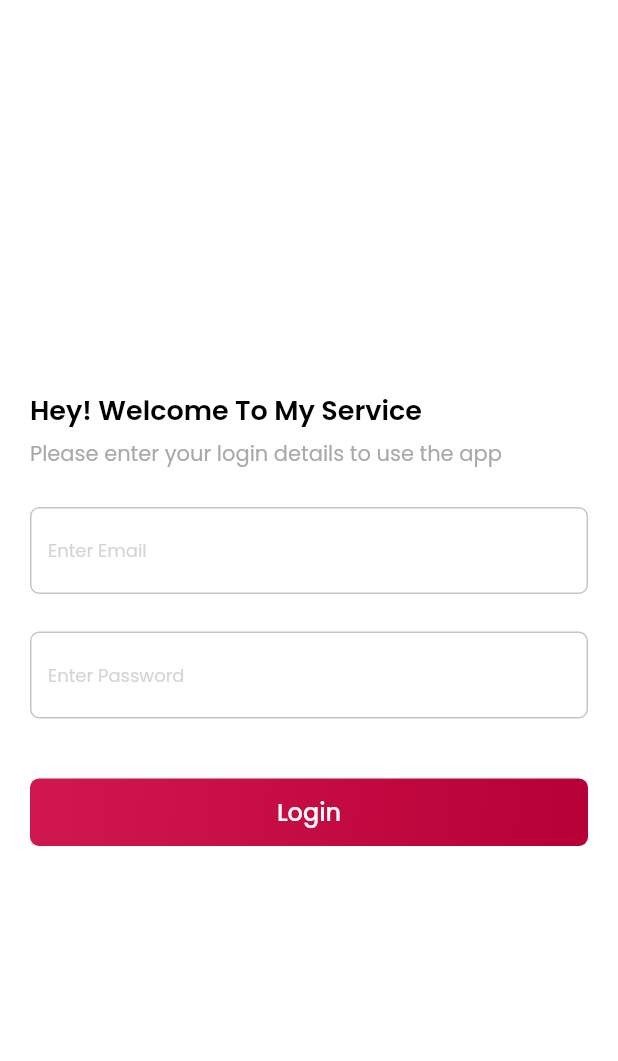
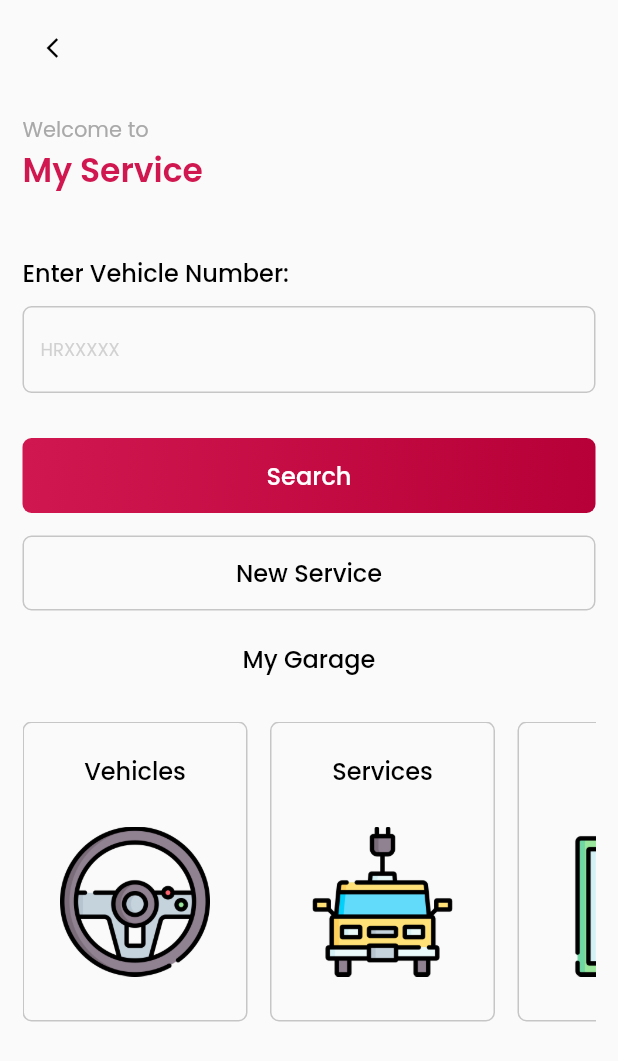
Before and after one commit to sangeeta2701/servicing_app, a Flutter app: the screen it shows after launch, on a phone screen of 412 x 824 dp. Shown: the top 1061 px of the screen. Run offline on Flutter 3.47's test engine with Material 2 defaults, Android fonts, the light colour scheme and no system bars; our stand-ins replace google_fonts, loading_animation_widget.

Commit message:
Car Servicing

```diff
--- a/lib/main.dart
+++ b/lib/main.dart
@@ -1,5 +1,4 @@
-import 'package:car_servicing_app/screens/login_screeen.dart';
-import 'package:car_servicing_app/screens/splash_screen.dart';
+import 'package:car_servicing_app/screens/home_screen.dart';
 import 'package:flutter/material.dart';
 
 void main() {
@@ -13,7 +12,10 @@ class MyApp extends StatelessWidget {
   Widget build(BuildContext context) {
     return MaterialApp(
       debugShowCheckedModeBanner: false,
-      home: SplashScreen(),
+      home: HomeScreen(),
+      theme: ThemeData(
+        primarySwatch: Colors.pink,
+      ),
     );
   }
 }
--- /dev/null
+++ b/lib/screens/home_screen.dart
@@ -0,0 +1,151 @@
+import 'package:car_servicing_app/widget/customButton.dart';
+import 'package:car_servicing_app/widget/textfield.dart';
+import 'package:flutter/material.dart';
+
+import '../utils/constants.dart';
+
+class HomeScreen extends StatefulWidget {
+  const HomeScreen({Key? key}) : super(key: key);
+
+  @override
+  State<HomeScreen> createState() => _HomeScreenState();
+}
+
+class _HomeScreenState extends State<HomeScreen> {
+  TextEditingController vehicleNumberController = TextEditingController();
+
+  @override
+  Widget build(BuildContext context) {
+    return Scaffold(
+      body: SafeArea(
+        child: Padding(
+          padding: const EdgeInsets.symmetric(vertical: 8.0, horizontal: 15),
+          child: Column(
+            crossAxisAlignment: CrossAxisAlignment.start,
+            children: [
+              IconButton(
+                  onPressed: () {
+                    Navigator.pop(context);
+                  },
+                  icon: Icon(
+                    Icons.arrow_back_ios,
+                    color: appUiDarkColor,
+                    size: 16,
+                  )),
+              Padding(
+                padding: const EdgeInsets.only(top: 20.0),
+                child: Text(
+                  "Welcome to",
+                  style: contentTextStyle,
+                ),
+              ),
+              Text(
+                "My Service",
+                style: themeHeadingTextStyle,
+              ),
+              Padding(
+                padding: const EdgeInsets.only(top:40.0),
+                child: Text(
+                  "Enter Vehicle Number:",
+                  style: subHeadingTextStyle,
+                ),
+              ),
+              Padding(
+                padding: const EdgeInsets.only(top:10.0),
+                child: TextFieldValue(
+                    hintText: "HRXXXXX",
+                    controller: vehicleNumberController,
+                    textInputType: TextInputType.text),
+              ),
+              Padding(
+                padding: const EdgeInsets.only(top:30.0),
+                child: CustomThemeButton(buttonText: "Search", ontap: (){}),
+
+              ),
+              Padding(
+                padding: const EdgeInsets.only(top:15.0),
+                child: GestureDetector(
+                    onTap: (){},
+                    child: Container(
+                      height: 50,
+                      width: double.infinity,
+                      decoration: BoxDecoration(
+                        borderRadius: BorderRadius.circular(6),
+                       border: Border.all(color: appUiBorderColor,width: 1),
+                      ),
+                      child: Center(
+                        child: Text(
+                          "New Service",
+                          style: buttonTextStyle,
+                        ),
+                      ),
+                    ),
+                  ),
+              ),
+              Padding(
+                padding: const EdgeInsets.only(top:20.0),
+                child: Align(
+                  alignment: Alignment.center,
+                  child: Text(
+                    "My Garage",
+
+                    style: subHeadingTextStyle,
+                  ),
+                ),
+              ),
+              Padding(
+                padding: const EdgeInsets.only(top:30.0),
+                child: SingleChildScrollView(
+                  scrollDirection: Axis.horizontal,
+                  child: Row(
+                    children: [
+                      garageContents("Vehicles", "assets/images/img2.png", () { }),
+                      Padding(
+                        padding: const EdgeInsets.only(left:15.0),
+                        child: garageContents("Services", "assets/images/img3.png", () { }),
+                      ),
+                      Padding(
+                        padding: const EdgeInsets.only(left:15.0),
+                        child: garageContents("Bills", "assets/images/img4.png", () { }),
+                      ),
+
+                    ],
+                  ),
+                ),
+              ),
+            ],
+          ),
+        ),
+      ),
+    );
+  }
+
+  Widget garageContents(String name, String img,VoidCallback ontap) {
+    return GestureDetector(
+      onTap: ontap,
+      child: Container(
+                      height: 200,
+                      width: 150,
+                      decoration: BoxDecoration(
+                        border: Border.all(color: appUiBorderColor,width: 1),
+                        borderRadius: BorderRadius.circular(6),
+                      ),
+                      child: Padding(
+                        padding: const EdgeInsets.symmetric(vertical: 20,horizontal: 10),
+                        child: Column(
+                          crossAxisAlignment: CrossAxisAlignment.center,
+                          children: [
+                            Text(name,style: subHeadingTextStyle,),
+                            Padding(
+                              padding: const EdgeInsets.only(top:25.0),
+                              child: Image(
+                                height: 100,
+                                width: 100,
+                                image: AssetImage(img),),
+                            ),
+                          ]),
+                      ),
+                    ),
+    );
+  }
+}
--- a/lib/screens/login_screeen.dart
+++ b/lib/screens/login_screeen.dart
@@ -3,6 +3,7 @@ import 'package:flutter/material.dart';
 import '../utils/constants.dart';
 import '../widget/customButton.dart';
 import '../widget/textfield.dart';
+import 'home_screen.dart';
 
 class LoginScreen extends StatefulWidget {
   const LoginScreen({Key? key}) : super(key: key);
@@ -38,7 +39,7 @@ class _LoginScreenState extends State<LoginScreen> {
                 ),
               ),
               Padding(
-                padding: const EdgeInsets.only(top: 25.0),
+                padding: const EdgeInsets.only(top: 80.0),
                 child: TextFieldValue(
                   textInputType: TextInputType.emailAddress,
                   hintText: "Enter Email",
@@ -55,6 +56,10 @@ class _LoginScreenState extends State<LoginScreen> {
                 padding: const EdgeInsets.only(top: 40.0),
                 child: CustomThemeButton(
                   buttonText: "Login",
+                  ontap: () {
+                    Navigator.push(context,
+                        MaterialPageRoute(builder: (context) => HomeScreen()));
+                  },
                 ),
               ),
             ],
--- a/lib/utils/constants.dart
+++ b/lib/utils/constants.dart
@@ -20,3 +20,10 @@ TextStyle textFieldTextStyle = GoogleFonts.poppins(
     fontSize: 13, fontWeight: FontWeight.w400, color: appUiTextColor);
 TextStyle themeButtonTextStyle = GoogleFonts.poppins(
     fontSize: 16, fontWeight: FontWeight.w500, color: appUiLightColor);
+TextStyle themeHeadingTextStyle = GoogleFonts.poppins(
+    fontSize: 22, fontWeight: FontWeight.w600, color: appUiThemeColor);
+TextStyle buttonTextStyle = GoogleFonts.poppins(
+    fontSize: 16, fontWeight: FontWeight.w500, color: appUiDarkColor);
+
+    TextStyle subHeadingTextStyle = GoogleFonts.poppins(
+    fontSize: 16, fontWeight: FontWeight.w500, color: appUiDarkColor);
--- a/lib/widget/customButton.dart
+++ b/lib/widget/customButton.dart
@@ -6,14 +6,18 @@ class CustomThemeButton extends StatelessWidget {
   const CustomThemeButton({
     super.key,
     required this.buttonText,
+    required this.ontap,
   });
 
   final String buttonText;
+  final VoidCallback ontap;
 
   @override
   Widget build(BuildContext context) {
-    return Container(
-      height: 45,
+    return GestureDetector(
+      onTap: ontap,
+      child: Container(
+        height: 50,
         width: double.infinity,
         decoration: BoxDecoration(
           borderRadius: BorderRadius.circular(6),
@@ -28,6 +32,7 @@ class CustomThemeButton extends StatelessWidget {
             style: themeButtonTextStyle,
           ),
         ),
+      ),
     );
   }
 }
```
Also changed, not shown: assets/images/img1.jpg (renamed from assets/images/img3.jpg), assets/images/img1.png (deleted), assets/images/img2.png, assets/images/img3.png (added), assets/images/img4.png (added), assets/images/img5.jpg (renamed from assets/images/img4.jpg). Lines whose indentation alone changed are shown as unchanged.
